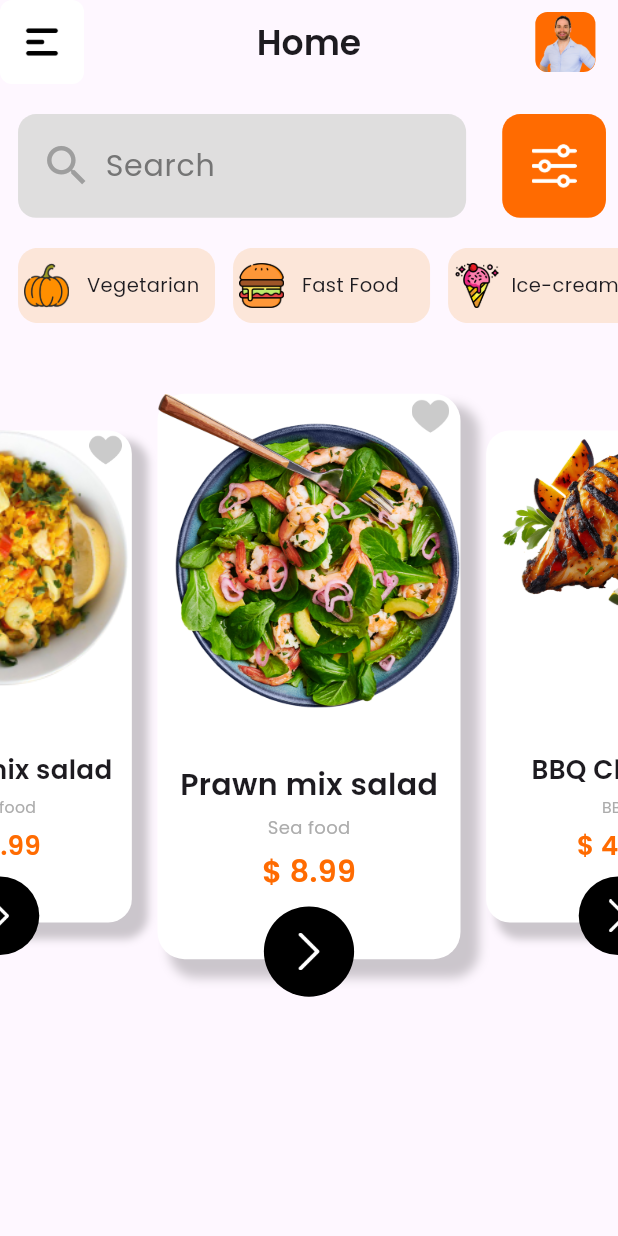
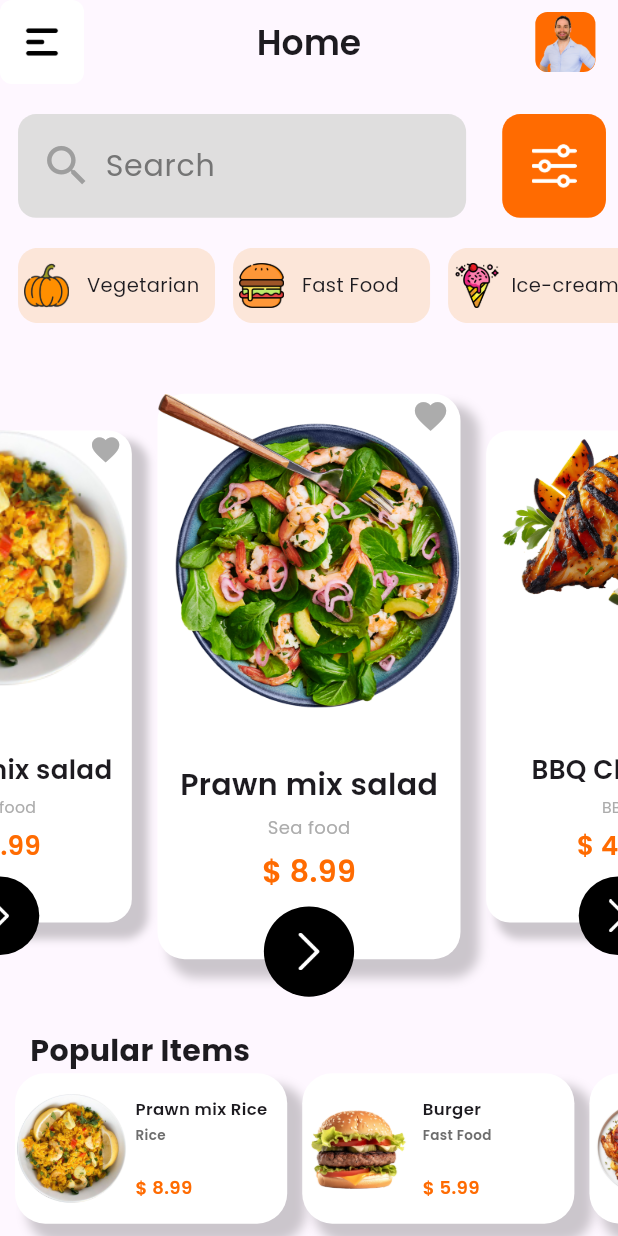
Before and after one commit to Eric-Snowden/foodie, a Flutter app: the screen it shows after launch, on a phone screen of 412 x 824 dp. Run offline on Flutter 3.47's test engine with Material 3 defaults, Android fonts, the phone set to English and light mode, and no system bars; drawn by our look-alikes of carousel_slider; our stand-ins replace flutter_riverpod, flutter_screenutil, get_it, google_fonts.

Commit message:
Adding new UI features to the app

```diff
--- /dev/null
+++ b/lib/data/providers/favorite.meal.provider.dart
@@ -0,0 +1,22 @@
+import 'package:flutter_riverpod/flutter_riverpod.dart';
+import 'package:foodie/data/models/meal.dart';
+
+class FavoriteMealsNotifier extends StateNotifier<List<Meal>> {
+  FavoriteMealsNotifier() : super([]);
+
+  void toggleFavoriteMeals(Meal meal) {
+    if (state.contains(meal)) {
+      state =
+          state.where((m) => m != meal).toList(); // Remove if already favorite
+    } else {
+      state = [...state, meal]; // Add to favorites
+    }
+  }
+
+  bool isFavorite(Meal meal) => state.contains(meal);
+}
+
+final favoriteMealsProvider =
+    StateNotifierProvider<FavoriteMealsNotifier, List<Meal>>(
+  (ref) => FavoriteMealsNotifier(),
+);
--- a/lib/main.dart
+++ b/lib/main.dart
@@ -2,6 +2,7 @@
 
 import 'package:flutter/material.dart';
 import 'package:flutter/services.dart';
+import 'package:flutter_riverpod/flutter_riverpod.dart';
 import 'package:flutter_screenutil/flutter_screenutil.dart';
 import 'package:foodie/locator.dart';
 import 'package:foodie/views/screens/splash.screen.dart';
@@ -19,7 +20,11 @@ void main() async {
   } catch (e) {
     print('Error setting up dependency injection: $e');
   }
-  runApp(const MyApp());
+  runApp(
+    const ProviderScope(
+      child: MyApp(),
+    ),
+  );
 }
 
 class MyApp extends StatelessWidget {
--- a/lib/views/screens/home.screen.dart
+++ b/lib/views/screens/home.screen.dart
@@ -5,6 +5,7 @@ import 'package:foodie/domain/domain_controller.dart';
 import 'package:foodie/views/widgets/appbar.actions.dart';
 import 'package:foodie/views/widgets/categories.dart';
 import 'package:foodie/views/widgets/corusels.dart';
+import 'package:foodie/views/widgets/popular.items.dart';
 import 'package:foodie/views/widgets/search.and.filter.dart';
 
 class HomeScreen extends StatefulWidget {
@@ -42,36 +43,40 @@ class _HomeScreenState extends State<HomeScreen> {
           ),
         ),
       ),
-      body: Column(
+      body: SingleChildScrollView(
+        scrollDirection: Axis.vertical,
+        child: Column(
           children: [
             20.hs,
             const SearchAndFilter(),
             20.hs,
-          SingleChildScrollView(
-            scrollDirection: Axis.horizontal,
+            const Categories(),
+            20.hs,
+            const Corousels(),
+            20.hs,
+            Padding(
+              padding: EdgeInsets.only(left: 20.w),
               child: Row(
                 children: [
-                12.ws,
-                const Categories(
-                  img: 'eat',
-                  name: ' Vegetarian',
+                  Text(
+                    'Popular Items',
+                    style: TextStyle(
+                      fontSize: 20.sp,
+                      fontWeight: FontWeight.w700,
                     ),
-                12.ws,
-                const Categories(
-                  img: 'hamburger',
-                  name: ' Fast Food',
-                ),
-                12.ws,
-                const Categories(
-                  img: 'ice-cream-cone',
-                  name: 'Ice-cream',
                   ),
                 ],
               ),
             ),
+            Padding(
+              padding: EdgeInsets.only(
+                left: 10.w,
+              ),
+              child: const PopularItems(),
+            ),
             20.hs,
-          const Corousels(),
           ],
+        ),
       ),
     );
   }
--- /dev/null
+++ b/lib/views/widgets/arrow.circle.dart
@@ -0,0 +1,23 @@
+import 'package:flutter/material.dart';
+import 'package:flutter_screenutil/flutter_screenutil.dart';
+
+class ArrowCircle extends StatelessWidget {
+  const ArrowCircle({super.key});
+
+  @override
+  Widget build(BuildContext context) {
+    return Container(
+      height: 60.h,
+      width: 60.w,
+      alignment: Alignment.center,
+      decoration: const BoxDecoration(
+        shape: BoxShape.circle,
+        color: Colors.black,
+      ),
+      child: Image.asset(
+        'assets/images/back 2.png',
+        width: 25.w,
+      ),
+    );
+  }
+}
--- /dev/null
+++ b/lib/views/widgets/carousel.stack.dart
@@ -0,0 +1,104 @@
+// ignore_for_file: avoid_print
+
+import 'package:flutter/material.dart';
+import 'package:flutter_riverpod/flutter_riverpod.dart';
+import 'package:flutter_screenutil/flutter_screenutil.dart';
+import 'package:foodie/data/constants.dart';
+import 'package:foodie/data/models/meal.dart';
+import 'package:foodie/data/providers/favorite.meal.provider.dart';
+import 'package:foodie/domain/domain_controller.dart';
+import 'package:foodie/views/widgets/arrow.circle.dart';
+
+class CarouselStack extends ConsumerWidget {
+  const CarouselStack({
+    super.key,
+    required this.item,
+  });
+
+  final Meal item;
+
+  @override
+  Widget build(BuildContext context, WidgetRef ref) {
+    final favoriteMeals = ref.watch(favoriteMealsProvider);
+    final isFavorite = favoriteMeals.contains(item);
+
+    return Stack(
+      clipBehavior: Clip.none,
+      children: [
+        Image.asset(
+          item.image,
+          fit: BoxFit.cover,
+          width: 300.w,
+        ),
+        Positioned(
+          top: 10.h,
+          left: 0,
+          right: 0,
+          child: Container(
+            height: 550.h,
+            alignment: Alignment.center,
+            child: Column(
+              mainAxisSize: MainAxisSize.min,
+              children: [
+                8.hs,
+                Text(
+                  item.name,
+                  style: TextStyle(
+                    fontSize: 20.sp,
+                    fontWeight: FontWeight.w600,
+                  ),
+                ),
+                5.hs,
+                Text(
+                  item.subName,
+                  style: TextStyle(
+                    fontSize: 12.sp,
+                    color: ColorUtils.getColorFromHex('ACACAC'),
+                  ),
+                ),
+                7.hs,
+                Text(
+                  '\$ ${item.price}',
+                  style: TextStyle(
+                    fontSize: 20.sp,
+                    color: ColorUtils.getColorFromHex('FF6B01'),
+                    fontWeight: FontWeight.w600,
+                  ),
+                )
+              ],
+            ),
+          ),
+        ),
+        Positioned(
+          top: 0,
+          right: 5.w,
+          child: GestureDetector(
+            onTap: () {
+              ref
+                  .read(favoriteMealsProvider.notifier)
+                  .toggleFavoriteMeals(item);
+            },
+            child: Container(
+              height: 30.h,
+              width: 30.w,
+              alignment: Alignment.center,
+              child: Icon(
+                Icons.favorite,
+                color: isFavorite
+                    ? Colors.red
+                    : ColorUtils.getColorFromHex('ACACAC'), // Change color
+                size: 25.w,
+              ),
+            ),
+          ),
+        ),
+        const Positioned(
+          bottom: -25,
+          left: 0.0,
+          right: 0.0,
+          child: ArrowCircle(),
+        ),
+      ],
+    );
+  }
+}
--- a/lib/views/widgets/categories.dart
+++ b/lib/views/widgets/categories.dart
@@ -1,40 +1,30 @@
 import 'package:flutter/material.dart';
-import 'package:flutter_screenutil/flutter_screenutil.dart';
 import 'package:foodie/data/constants.dart';
-import 'package:foodie/domain/domain_controller.dart';
+import 'package:foodie/views/widgets/category.dart';
 
 class Categories extends StatelessWidget {
-  const Categories({
-    super.key,
-    required this.img,
-    required this.name,
-  });
-  final String img;
-  final String name;
+  const Categories({super.key});
 
   @override
   Widget build(BuildContext context) {
-    return Container(
-      height: 50.h,
-      width: 131.w,
-      decoration: BoxDecoration(
-        borderRadius: BorderRadius.circular(13.r),
-        color: ColorUtils.getColorFromHex('FCE6D9'),
-      ),
+    return SingleChildScrollView(
+      scrollDirection: Axis.horizontal,
       child: Row(
-        mainAxisSize: MainAxisSize.min,
         children: [
-          4.ws,
-          Image.asset(
-            'assets/images/$img.png',
-            width: 30.w,
+          12.ws,
+          const Category(
+            img: 'eat',
+            name: ' Vegetarian',
           ),
-          8.ws,
-          Text(
-            name,
-            style: TextStyle(
-              fontSize: 13.sp,
-            ),
+          12.ws,
+          const Category(
+            img: 'hamburger',
+            name: ' Fast Food',
+          ),
+          12.ws,
+          const Category(
+            img: 'ice-cream-cone',
+            name: 'Ice-cream',
           ),
         ],
       ),
--- /dev/null
+++ b/lib/views/widgets/category.dart
@@ -0,0 +1,43 @@
+import 'package:flutter/material.dart';
+import 'package:flutter_screenutil/flutter_screenutil.dart';
+import 'package:foodie/data/constants.dart';
+import 'package:foodie/domain/domain_controller.dart';
+
+class Category extends StatelessWidget {
+  const Category({
+    super.key,
+    required this.img,
+    required this.name,
+  });
+  final String img;
+  final String name;
+
+  @override
+  Widget build(BuildContext context) {
+    return Container(
+      height: 50.h,
+      width: 131.w,
+      decoration: BoxDecoration(
+        borderRadius: BorderRadius.circular(13.r),
+        color: ColorUtils.getColorFromHex('FCE6D9'),
+      ),
+      child: Row(
+        mainAxisSize: MainAxisSize.min,
+        children: [
+          4.ws,
+          Image.asset(
+            'assets/images/$img.png',
+            width: 30.w,
+          ),
+          8.ws,
+          Text(
+            name,
+            style: TextStyle(
+              fontSize: 13.sp,
+            ),
+          ),
+        ],
+      ),
+    );
+  }
+}
--- a/lib/views/widgets/corusels.dart
+++ b/lib/views/widgets/corusels.dart
@@ -1,9 +1,8 @@
 import 'package:carousel_slider/carousel_slider.dart';
 import 'package:flutter/material.dart';
 import 'package:flutter_screenutil/flutter_screenutil.dart';
-import 'package:foodie/data/constants.dart';
 import 'package:foodie/data/dummy.data.dart';
-import 'package:foodie/domain/domain_controller.dart';
+import 'package:foodie/views/widgets/carousel.stack.dart';
 
 class Corousels extends StatefulWidget {
   const Corousels({super.key});
@@ -27,85 +26,8 @@ class _CorouselsState extends State<Corousels> {
                     offset: const Offset(10, 10)),
               ],
               borderRadius: BorderRadius.circular(18.r)),
-          child: Stack(
-            clipBehavior: Clip.none,
-            children: [
-              Image.asset(
-                item.image,
-                fit: BoxFit.cover,
-                width: 300.w,
-              ),
-              Positioned(
-                top: 10.h,
-                left: 0,
-                right: 0,
-                child: Container(
-                  height: 550.h,
-                  alignment: Alignment.center,
-                  child: Column(
-                    mainAxisSize: MainAxisSize.min,
-                    children: [
-                      8.hs,
-                      Text(
-                        item.name,
-                        style: TextStyle(
-                          fontSize: 20.sp,
-                          fontWeight: FontWeight.w600,
-                        ),
-                      ),
-                      5.hs,
-                      Text(
-                        item.subName,
-                        style: TextStyle(
-                          fontSize: 12.sp,
-                          color: ColorUtils.getColorFromHex('ACACAC'),
-                        ),
-                      ),
-                      7.hs,
-                      Text(
-                        '\$ ${item.price}',
-                        style: TextStyle(
-                          fontSize: 20.sp,
-                          color: ColorUtils.getColorFromHex('FF6B01'),
-                          fontWeight: FontWeight.w600,
-                        ),
-                      )
-                    ],
-                  ),
-                ),
-              ),
-              Positioned(
-                top: 0,
-                right: 5.w,
-                child: Container(
-                  height: 30.h,
-                  width: 30.w,
-                  alignment: Alignment.center,
-                  child: Image.asset(
-                    'assets/images/heart.png',
-                    width: 25.w,
-                  ),
-                ),
-              ),
-              Positioned(
-                bottom: -25,
-                left: 0.0,
-                right: 0.0,
-                child: Container(
-                  height: 60.h,
-                  width: 60.w,
-                  alignment: Alignment.center,
-                  decoration: const BoxDecoration(
-                    shape: BoxShape.circle,
-                    color: Colors.black,
-                  ),
-                  child: Image.asset(
-                    'assets/images/back 2.png',
-                    width: 25.w,
-                  ),
-                ),
-              ),
-            ],
+          child: CarouselStack(
+            item: item,
           ),
         ),
       )
--- /dev/null
+++ b/lib/views/widgets/popular.item.dart
@@ -0,0 +1,82 @@
+import 'package:flutter/material.dart';
+import 'package:flutter_screenutil/flutter_screenutil.dart';
+import 'package:foodie/data/constants.dart';
+import 'package:foodie/domain/domain_controller.dart';
+
+class PopularItem extends StatelessWidget {
+  const PopularItem({
+    super.key,
+    required this.img,
+    required this.name,
+    required this.subName,
+    required this.price,
+  });
+  final String img;
+  final String name;
+  final String subName;
+  final double price;
+
+  @override
+  Widget build(BuildContext context) {
+    return Row(
+      children: [
+        Container(
+          height: 100.h,
+          width: 181.w,
+          alignment: Alignment.center,
+          decoration: BoxDecoration(
+              borderRadius: BorderRadius.circular(20.r),
+              color: Colors.white,
+              boxShadow: [
+                BoxShadow(
+                  color: Colors.black.withOpacity(0.2),
+                  blurRadius: 5,
+                  spreadRadius: 2,
+                  offset: const Offset(10, 10),
+                ),
+              ]),
+          child: Row(
+            children: [
+              Image.asset(
+                'assets/images/$img.png',
+                width: 75.w,
+              ),
+              5.ws,
+              Column(
+                crossAxisAlignment: CrossAxisAlignment.start,
+                mainAxisSize: MainAxisSize.min,
+                children: [
+                  Text(
+                    name,
+                    style: TextStyle(
+                      fontSize: 11.sp,
+                      fontWeight: FontWeight.w600,
+                    ),
+                  ),
+                  3.hs,
+                  Text(
+                    subName,
+                    style: TextStyle(
+                      fontSize: 9.sp,
+                      fontWeight: FontWeight.w600,
+                      color: ColorUtils.getColorFromHex('6D6D6D'),
+                    ),
+                  ),
+                  20.hs,
+                  Text(
+                    '\$ $price',
+                    style: TextStyle(
+                      fontSize: 12.sp,
+                      fontWeight: FontWeight.w600,
+                      color: ColorUtils.getColorFromHex('FF6B01'),
+                    ),
+                  ),
+                ],
+              )
+            ],
+          ),
+        ),
+      ],
+    );
+  }
+}
--- /dev/null
+++ b/lib/views/widgets/popular.items.dart
@@ -0,0 +1,40 @@
+import 'package:flutter/material.dart';
+import 'package:foodie/data/constants.dart';
+import 'package:foodie/views/widgets/popular.item.dart';
+
+class PopularItems extends StatelessWidget {
+  const PopularItems({super.key});
+
+  @override
+  Widget build(BuildContext context) {
+    return SingleChildScrollView(
+      scrollDirection: Axis.horizontal,
+      clipBehavior: Clip.none,
+      child: Row(
+        children: [
+          const PopularItem(
+            img: 'image 6',
+            name: 'Prawn mix Rice',
+            price: 8.99,
+            subName: 'Rice',
+          ),
+          10.ws,
+          const PopularItem(
+            img: 'image 4',
+            name: 'Burger',
+            price: 5.99,
+            subName: 'Fast Food',
+          ),
+          10.ws,
+          const PopularItem(
+            img: 'image 3',
+            name: 'Prawn mix Rice',
+            price: 8.99,
+            subName: 'Rice',
+          ),
+          10.ws,
+        ],
+      ),
+    );
+  }
+}
--- a/pubspec.yaml
+++ b/pubspec.yaml
@@ -29,6 +29,7 @@ environment:
 # versions available, run `flutter pub outdated`.
 dependencies:
   carousel_slider: ^5.0.0
+  convex_bottom_bar: ^3.2.0
   cupertino_icons: ^1.0.2
   flutter:
     sdk: flutter
```
Also changed, not shown: pubspec.lock. Lines whose indentation alone changed are shown as unchanged.
